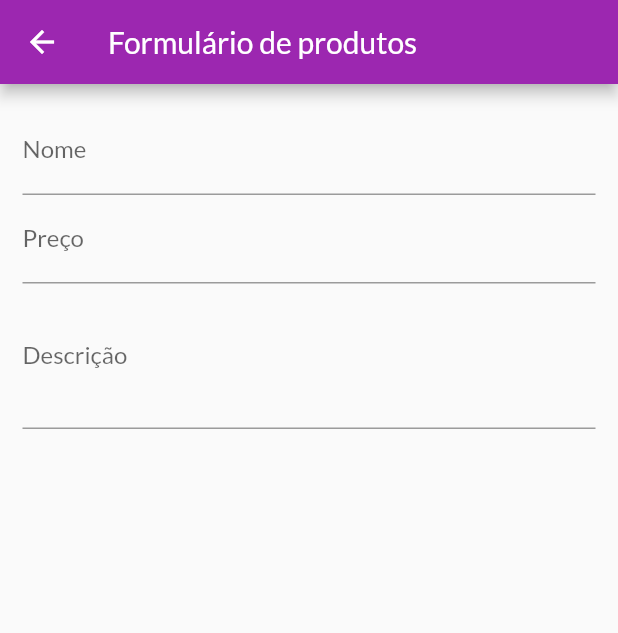
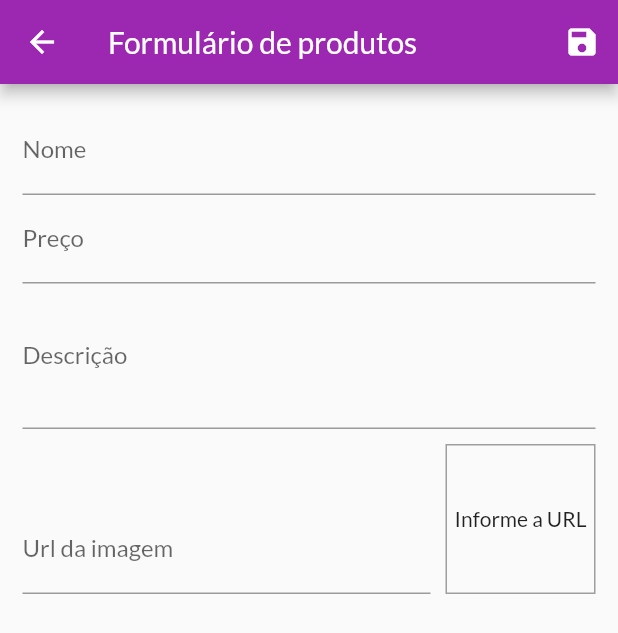
Before and after one commit to Okamael/shop, a Flutter app: the ProductFormPage screen opened by its route, on a phone screen of 412 x 824 dp. Shown: the top 633 px of the screen. Run offline on Flutter 3.47's test engine with Material 2 defaults, Android fonts, the phone set to English and light mode, and no system bars; missing offline and left inert: dart:ffi; network calls fail.

```diff
--- a/lib/pages/product_form_page.dart
+++ b/lib/pages/product_form_page.dart
@@ -1,4 +1,8 @@
+import 'dart:ffi';
+import 'dart:math';
+
 import 'package:flutter/material.dart';
+import 'package:shop/models/product.dart';
 
 class ProductFormPage extends StatefulWidget {
   const ProductFormPage({super.key});
@@ -9,13 +13,49 @@ class ProductFormPage extends StatefulWidget {
 
 class _ProductFormPageState extends State<ProductFormPage> {
   final _priceFocous = FocusNode();
-  final _descriptionFocous = FocusNode();
+  final _descriptionFocus = FocusNode();
+  final _imageUrlFocus = FocusNode();
+  final _imageUrlController = TextEditingController();
+  final _formKey = GlobalKey<FormState>();
 
+  final _formData = Map<String, Object>();
   @override
   void dispose() {
     super.dispose();
     _priceFocous.dispose();
-    _descriptionFocous.dispose();
+    _descriptionFocus.dispose();
+    _imageUrlFocus.removeListener(updateImage);
+    _imageUrlFocus.dispose();
+  }
+
+  @override
+  void initState() {
+    super.initState();
+    _imageUrlFocus.addListener(updateImage);
+  }
+
+  void updateImage() {
+    setState(() {});
+  }
+
+  void _submitForm() {
+    final isValid = _formKey.currentState?.validate() ?? false;
+
+    if (!isValid) {
+      return;
+    }
+
+    _formKey.currentState?.save();
+    final newProduct = Product(
+        id: Random().nextDouble().toString(),
+        name: _formData['name'] as String,
+        description: _formData['description'] as String,
+        price: _formData['price'] as double,
+        imageUrl: _formData['imageUrl'] as String);
+
+    print(newProduct.id);
+    print(newProduct.name);
+    print(newProduct.imageUrl);
   }
 
   @override
@@ -23,10 +63,12 @@ class _ProductFormPageState extends State<ProductFormPage> {
     return Scaffold(
       appBar: AppBar(
         title: Text('Formulário de produtos'),
+        actions: [IconButton(onPressed: _submitForm, icon: Icon(Icons.save))],
       ),
       body: Padding(
         padding: const EdgeInsets.all(15.0),
         child: Form(
+            key: _formKey,
             child: ListView(
               children: [
                 TextFormField(
@@ -35,24 +77,61 @@ class _ProductFormPageState extends State<ProductFormPage> {
                   onFieldSubmitted: (value) {
                     FocusScope.of(context).requestFocus(_priceFocous);
                   },
+                  onSaved: (name) => _formData['name'] = name ?? '',
                 ),
                 TextFormField(
                   decoration: InputDecoration(labelText: 'Preço'),
                   textInputAction: TextInputAction.next,
                   focusNode: _priceFocous,
+                  onSaved: (price) =>
+                      _formData['price'] = double.parse(price ?? '0'),
                   keyboardType: TextInputType.numberWithOptions(
                     decimal: true,
                   ),
                   onFieldSubmitted: (value) {
-                FocusScope.of(context).requestFocus(_descriptionFocous);
+                    FocusScope.of(context).requestFocus(_descriptionFocus);
                   },
                 ),
                 TextFormField(
                   decoration: InputDecoration(labelText: 'Descrição'),
                   textInputAction: TextInputAction.next,
                   keyboardType: TextInputType.multiline,
+                  onSaved: (description) =>
+                      _formData['description'] = description ?? '',
                   maxLines: 3,
-              focusNode: _descriptionFocous,
+                  focusNode: _descriptionFocus,
+                ),
+                Row(
+                  crossAxisAlignment: CrossAxisAlignment.end,
+                  children: [
+                    Expanded(
+                      child: TextFormField(
+                        decoration: InputDecoration(labelText: 'Url da imagem'),
+                        onSaved: (imageurl) =>
+                            _formData['imageUrl'] = imageurl ?? '',
+                        keyboardType: TextInputType.url,
+                        textInputAction: TextInputAction.done,
+                        focusNode: _imageUrlFocus,
+                        controller: _imageUrlController,
+                        onFieldSubmitted: (value) => _submitForm(),
+                      ),
+                    ),
+                    Container(
+                      height: 100,
+                      width: 100,
+                      margin: EdgeInsets.only(top: 10, left: 10),
+                      decoration: BoxDecoration(
+                        border: Border.all(color: Colors.grey, width: 1),
+                      ),
+                      alignment: Alignment.center,
+                      child: _imageUrlController.text.isEmpty
+                          ? Text('Informe a URL')
+                          : FittedBox(
+                              child: Image.network(_imageUrlController.text),
+                              fit: BoxFit.cover,
+                            ),
+                    ),
+                  ],
                 ),
               ],
             )),
```
Lines whose indentation alone changed are shown as unchanged.
